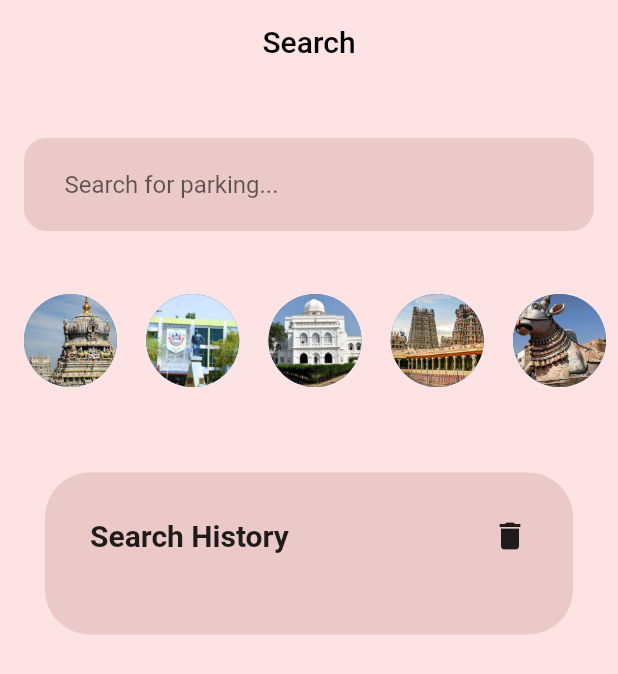
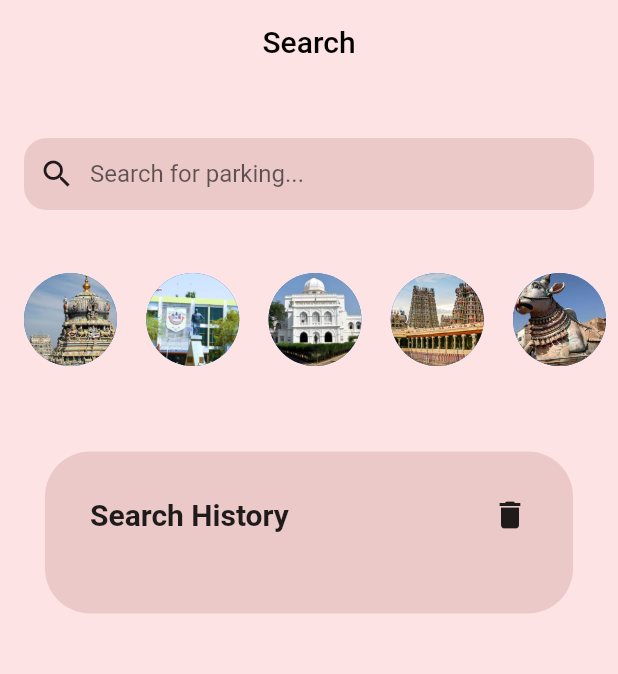
Before and after one commit to dhiyanesh-cyber/car-parking, a Flutter app: the SearchPage screen opened directly, on a phone screen of 412 x 824 dp. Shown: the top 674 px of the screen. Run offline on Flutter 3.47's test engine with Material 2 defaults, Android fonts, the phone set to English and light mode, and no system bars; our stand-ins replace cloud_firestore, firebase_auth, firebase_core, firebase_storage, geolocator, google_maps_flutter and 5 more; missing offline and left inert: android_intent_plus, flutter_polyline_points, pay, upi_india, upi_pay_india; accounts and stored records are empty.

Commit message:
search bar customizaion

```diff
--- a/lib/presentation/screens/search/search.dart
+++ b/lib/presentation/screens/search/search.dart
@@ -152,10 +152,13 @@ class _SearchBarState extends State<SearchBar> {
             borderRadius: BorderRadius.circular(15),
           ),
           child: Padding(
-            padding: const EdgeInsets.all(7.0),
-            child: Column(
+            padding: const EdgeInsets.symmetric(horizontal: 10),
+            child: Row(
               children: [
-                TextField(
+                Icon(Icons.search),
+                SizedBox(width: 10),
+                Expanded(
+                  child: TextField(
                     cursorColor: Colors.black87,
                     controller: widget.searchController,
                     onChanged: (value) {
@@ -164,23 +167,17 @@ class _SearchBarState extends State<SearchBar> {
                     decoration: InputDecoration(
                       hintText: 'Search for parking...',
                       border: InputBorder.none,
-                    contentPadding: EdgeInsets.symmetric(horizontal: 20, vertical: 14),
+                      contentPadding: EdgeInsets.symmetric(vertical: 14),
                     ),
                   ),
-                if (isSuggestionVisible)
-                  Container(
-                    color: Colors.white,
-                    child: Column(
-                      children: widget.searchResults.map((snapshot) {
-                        String parkingName = snapshot.get('parkingName');
-                        return ListTile(
-                          title: Text(parkingName),
+                ),
+                if (widget.searchController.text.isNotEmpty)
+                  GestureDetector(
                     onTap: () {
-                            widget.onTapResult(parkingName);
+                      widget.searchController.clear();
+                      widget.onSearch('');
                     },
-                        );
-                      }).toList(),
-                    ),
+                    child: Icon(Icons.clear),
                   ),
               ],
             ),
@@ -190,6 +187,7 @@ class _SearchBarState extends State<SearchBar> {
     );
   }
 }
+
 
 
 class NearbyParkingDialog extends StatelessWidget {
```
Lines whose indentation alone changed are shown as unchanged.
